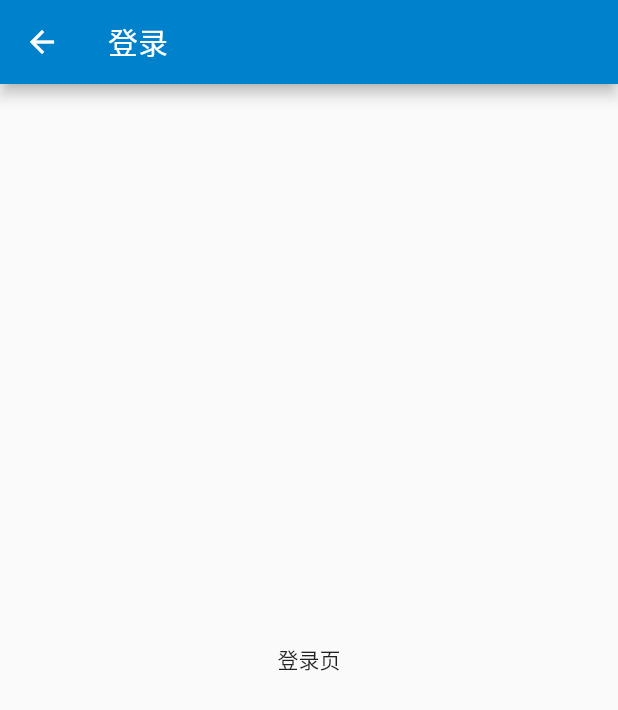
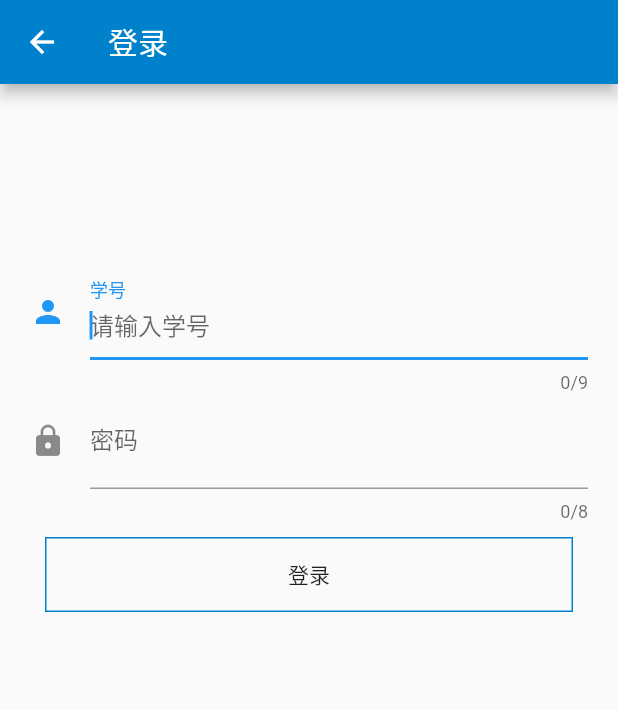
Before and after one commit to Lavau/school_wall_app, a Flutter app: the Login screen opened by its route, on a phone screen of 412 x 824 dp. Shown: the top 710 px of the screen. Run offline on Flutter 3.47's test engine with Material 2 defaults, Android fonts, the phone set to English and light mode, and no system bars; our stand-ins replace cookie_jar, dio, dio_cookie_manager; generated files the repository leaves out were written again; network calls fail.

Commit message:
2021/1/23 15:52

```diff
--- /dev/null
+++ b/lib/components/my_button.dart
@@ -0,0 +1,14 @@
+import 'package:flutter/material.dart';
+import 'package:school_wall_app/config/app_config.dart' as AppConfig;
+
+Container myButton(String buttonText, Function func) {
+  return Container(
+      margin: EdgeInsets.all(10),
+      width: 400,
+      decoration: BoxDecoration(border: Border.all(color: AppConfig.PRIMARY_COLOR)),
+      child: FlatButton(
+          child: Text(buttonText),
+          onPressed: func
+      )
+  );
+}
--- a/lib/config/route_config.dart
+++ b/lib/config/route_config.dart
@@ -3,8 +3,16 @@ import 'package:school_wall_app/app.dart';
 import 'package:school_wall_app/views/login.dart';
 import 'package:school_wall_app/views/publish/detail/ecard.dart';
 
+class RouteName {
+  static const String MY_APP = "/my_app";
+
+  static const String LOGIN = "/login";
+
+  static const String PUBLISH_DETAIL_ECARD = "/publish_detail_Ecard";
+}
+
 Map<String, WidgetBuilder> route = {
-  "/myApp": (BuildContext context) => MyApp(),
-  "/login": (BuildContext context) => Login(),
-  "/publish_detail_Ecard": (BuildContext context) => Ecard(),
+  RouteName.MY_APP: (BuildContext context) => MyApp(),
+  RouteName.LOGIN: (BuildContext context) => Login(),
+  RouteName.PUBLISH_DETAIL_ECARD: (BuildContext context) => Ecard(),
 };
--- a/lib/utils/detail_page_http_request_util.dart
+++ /dev/null
@@ -1,3 +0,0 @@
-// 具体页面网络请求工具类
-
-import 'package:school_wall_app/config/http_request.dart';
--- a/lib/views/home/home.dart
+++ b/lib/views/home/home.dart
@@ -2,10 +2,10 @@ import 'dart:convert';
 
 import 'package:flutter/material.dart';
 import 'package:school_wall_app/config/app_config.dart' as AppConfig;
-import 'package:school_wall_app/config/http_request.dart';
 import 'package:school_wall_app/models/type_data.dart';
 import 'package:school_wall_app/myenum/type_enum.dart';
 import 'package:school_wall_app/utils/date_time_util.dart' as TimeUtil;
+import 'package:school_wall_app/utils/http_request.dart';
 
 class Home extends StatelessWidget {
   @override
--- a/lib/views/login.dart
+++ b/lib/views/login.dart
@@ -1,5 +1,12 @@
+import 'dart:convert';
+import 'dart:io';
+
 import 'package:flutter/cupertino.dart';
 import 'package:flutter/material.dart';
+import 'package:school_wall_app/components/my_button.dart';
+import 'package:school_wall_app/config/app_config.dart' as AppConfig;
+import 'package:school_wall_app/config/route_config.dart' as RouteConfig;
+import 'package:school_wall_app/utils/http_request.dart';
 
 class Login extends StatelessWidget {
   @override
@@ -22,15 +29,72 @@ class LoginContent extends StatefulWidget {
 
 class _LoginContentState extends State<LoginContent> {
 
+  TextEditingController _stuIdTextEditingController = TextEditingController();
+  TextEditingController _passwordTextEditingController = TextEditingController();
 
-  @override
-  void initState() {
-    super.initState();
-  }
-
+  GlobalKey _formKey= GlobalKey<FormState>();
 
   @override
   Widget build(BuildContext context) {
-    return Center(child: Text("登录页"),);
+    return Container(
+      margin: EdgeInsets.symmetric(vertical: 120, horizontal: 20),
+      child: Form(
+        key: _formKey,
+        child: ListView(
+          children: _buildChildWidgetsOfForm(),
+        ),
+      ),
+    );
+  }
+
+  List<Widget> _buildChildWidgetsOfForm() {
+    List<Widget> widgets = [];
+
+    TextFormField stuIdTextFormField =  TextFormField(
+      maxLength: 9,
+      keyboardType: TextInputType.number,
+      autofocus: true,
+      controller: _stuIdTextEditingController,
+      decoration: _inputDecoration("学号", Icons.person),
+      validator: (value) => value.length == 9 || RegExp(r"\D+").hasMatch(value)
+                  ? null : "填写有误",
+    );
+    TextFormField passwordTextFormField =  TextFormField(
+      maxLength: 8,
+      keyboardType: TextInputType.visiblePassword,
+      autofocus: true,
+      controller: _passwordTextEditingController,
+      decoration: _inputDecoration("密码", Icons.lock),
+      validator: (value) => value.length >= 8 ? null : "请填写密码",
+    );
+
+    widgets.add(stuIdTextFormField);
+    widgets.add(passwordTextFormField);
+    widgets.add(myButton("登录", _deliverDateToServer));
+
+    return widgets;
+  }
+
+  InputDecoration _inputDecoration(String text, IconData icon) =>
+      InputDecoration(labelText: "$text", hintText: "请输入$text", icon: Icon(icon));
+
+  _deliverDateToServer() async {
+    if ((_formKey.currentState as FormState).validate()) {}
+
+    Map<String, dynamic> params = {
+      "stuId": _stuIdTextEditingController.text,
+      "password": _passwordTextEditingController.text,
+    };
+    String result = await HttpRequest.request("/noLogin/login", method: "post", params: params);
+    Map<String, dynamic> resultMap = json.decode(result);
+
+    if (resultMap["code"].contains("W0602")) {
+      AppConfig.isLogin = true;
+      Navigator.popAndPushNamed(context, RouteConfig.RouteName.MY_APP);
+    } else if (resultMap["code"].contains("W0603")) {
+      showDialog(context: context, child: AlertDialog(content: Text(resultMap["msg"])));
+    } else {
+      showDialog(context: context, child: AlertDialog(content: Text("网络异常")));
+    }
   }
 }
--- a/lib/views/publish/publish.dart
+++ b/lib/views/publish/publish.dart
@@ -2,6 +2,7 @@ import 'package:flutter/material.dart';
 import 'package:school_wall_app/components/action_sheet.dart';
 import 'package:school_wall_app/config/app_config.dart' as AppConfig;
 import 'package:school_wall_app/myenum/type_enum.dart';
+import 'package:school_wall_app/utils/login_util.dart' as LoginUtil;
 import 'package:school_wall_app/views/publish/detail/ecard.dart';
 
 class Publish extends StatelessWidget {
@@ -41,6 +42,11 @@ class _PublishContentState extends State<PublishContent> {
   }
 
   _selectTypeAction() async {
+    if (AppConfig.isLogin == false) {
+      LoginUtil.showLoginDialog(context);
+      return;
+    }
+
     int indexNum = await showSelectTypeActionSheets(context: context, title: '发布类型');
     if (indexNum == TypeEnum.ECARD_7.index) {
       Navigator.push(context, MaterialPageRoute(builder: (context) => Ecard()));
--- a/pubspec.yaml
+++ b/pubspec.yaml
@@ -13,6 +13,11 @@ dependencies:
     sdk: flutter
   cupertino_icons: ^1.0.0
   dio: 3.0.10
+
+  cookie_jar: ^1.0.0 # 最新版本获取：https://github.com/flutterchina/cookie_jar
+  dio_cookie_manager: ^1.0.0 # 最新版本获取：https://github.com/flutterchina/dio/tree/master/plugins/cookie_manager
+
+  path_provider: ^1.6.27 # 最新版本：https://pub.dev/packages/path_provider
   json_annotation: ^3.0.0
 
 dev_dependencies:
```
Also changed, not shown: lib/app.dart (+16 -14 lines), lib/main.dart (+8 -1 lines), lib/utils/http_request.dart (renamed from lib/config/http_request.dart, +16 -2 lines), lib/utils/login_util.dart (added, +34 -0 lines), lib/views/publish/detail/ecard.dart (+5 -16 lines), lib/config/http_config.dart (line endings or trailing spaces), pubspec.lock.
